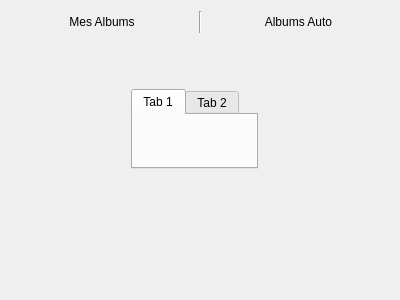
The window that albumwindow.ui (TheoFRASSI/GaleriePhotoIHM) describes before a commit, drawn with Qt 5.
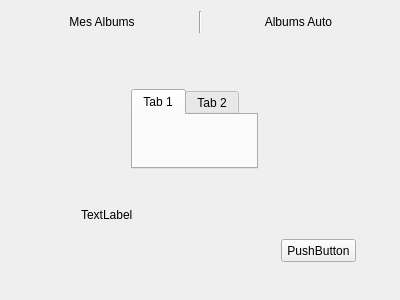
The same window after the commit.

Commit message: Recherche images dossier utilisateur

```diff
--- a/albumwindow.ui
+++ b/albumwindow.ui
@@ -73,6 +73,35 @@
           </attribute>
          </widget>
         </widget>
+        <widget class="QPushButton" name="newImageButton">
+         <property name="geometry">
+          <rect>
+           <x>270</x>
+           <y>200</y>
+           <width>75</width>
+           <height>23</height>
+          </rect>
+         </property>
+         <property name="text">
+          <string>PushButton</string>
+         </property>
+        </widget>
+        <widget class="QLabel" name="labelImg">
+         <property name="geometry">
+          <rect>
+           <x>70</x>
+           <y>160</y>
+           <width>91</width>
+           <height>31</height>
+          </rect>
+         </property>
+         <property name="autoFillBackground">
+          <bool>true</bool>
+         </property>
+         <property name="text">
+          <string>TextLabel</string>
+         </property>
+        </widget>
        </widget>
        <widget class="QWidget" name="page_2">
         <widget class="QCommandLinkButton" name="commandLinkButton">
```
The commit also changes 3 other files.
